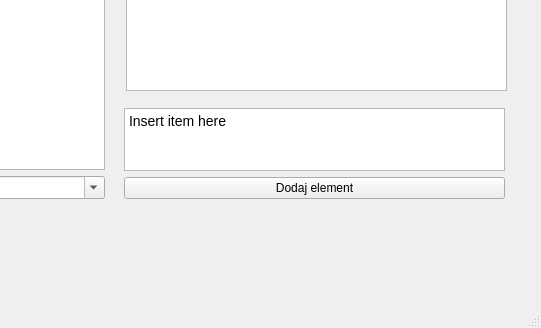
Old version of the form Projekt/calendar/mainwindow.ui in the repository nixenos/PK4_tasks_project; both pictures show x 766 to 1307 and y 431 to 759 of the 1307 by 759 pixel window.
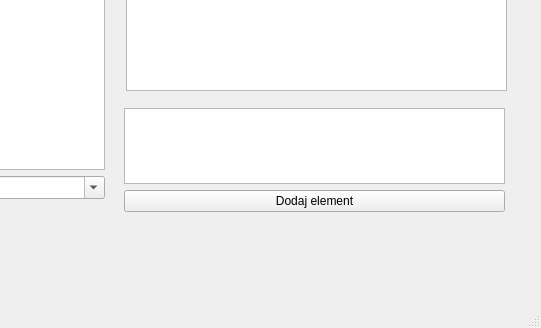
New version of the form.

Commit message: PROST-14 Todo elements showing up in view

```diff
--- a/Projekt/calendar/mainwindow.ui
+++ b/Projekt/calendar/mainwindow.ui
@@ -14,7 +14,7 @@
    <string>MainWindow</string>
   </property>
   <widget class="QWidget" name="centralwidget">
-   <widget class="QWidget" name="">
+   <widget class="QWidget" name="layoutWidget">
     <property name="geometry">
      <rect>
       <x>20</x>
@@ -107,32 +107,18 @@
      </item>
     </layout>
    </widget>
-   <widget class="QWidget" name="">
+   <widget class="QWidget" name="layoutWidget">
     <property name="geometry">
      <rect>
       <x>890</x>
       <y>520</y>
       <width>381</width>
-      <height>91</height>
+      <height>104</height>
      </rect>
     </property>
     <layout class="QVBoxLayout" name="verticalLayout">
      <item>
-      <widget class="QTextEdit" name="todoItemInsert">
-       <property name="maximumSize">
-        <size>
-         <width>16777215</width>
-         <height>260</height>
-        </size>
-       </property>
-       <property name="html">
-        <string>&lt;!DOCTYPE HTML PUBLIC &quot;-//W3C//DTD HTML 4.0//EN&quot; &quot;http://www.w3.org/TR/REC-html40/strict.dtd&quot;&gt;
-&lt;html&gt;&lt;head&gt;&lt;meta name=&quot;qrichtext&quot; content=&quot;1&quot; /&gt;&lt;style type=&quot;text/css&quot;&gt;
-p, li { white-space: pre-wrap; }
-&lt;/style&gt;&lt;/head&gt;&lt;body style=&quot; font-family:'Nimbus Sans'; font-size:10.5pt; font-weight:400; font-style:normal;&quot;&gt;
-&lt;p style=&quot; margin-top:0px; margin-bottom:0px; margin-left:0px; margin-right:0px; -qt-block-indent:0; text-indent:0px;&quot;&gt;Insert item here&lt;/p&gt;&lt;/body&gt;&lt;/html&gt;</string>
-       </property>
-      </widget>
+      <widget class="QPlainTextEdit" name="todoItemTextInput"/>
      </item>
      <item>
       <widget class="QPushButton" name="addTodoItemButton">
@@ -143,7 +129,7 @@
      </item>
     </layout>
    </widget>
-   <widget class="QWidget" name="">
+   <widget class="QWidget" name="layoutWidget">
     <property name="geometry">
      <rect>
       <x>892</x>
```
Left out of the diff: 2 changed lines with no effect on the pictures. The commit also changes 13 other files.
